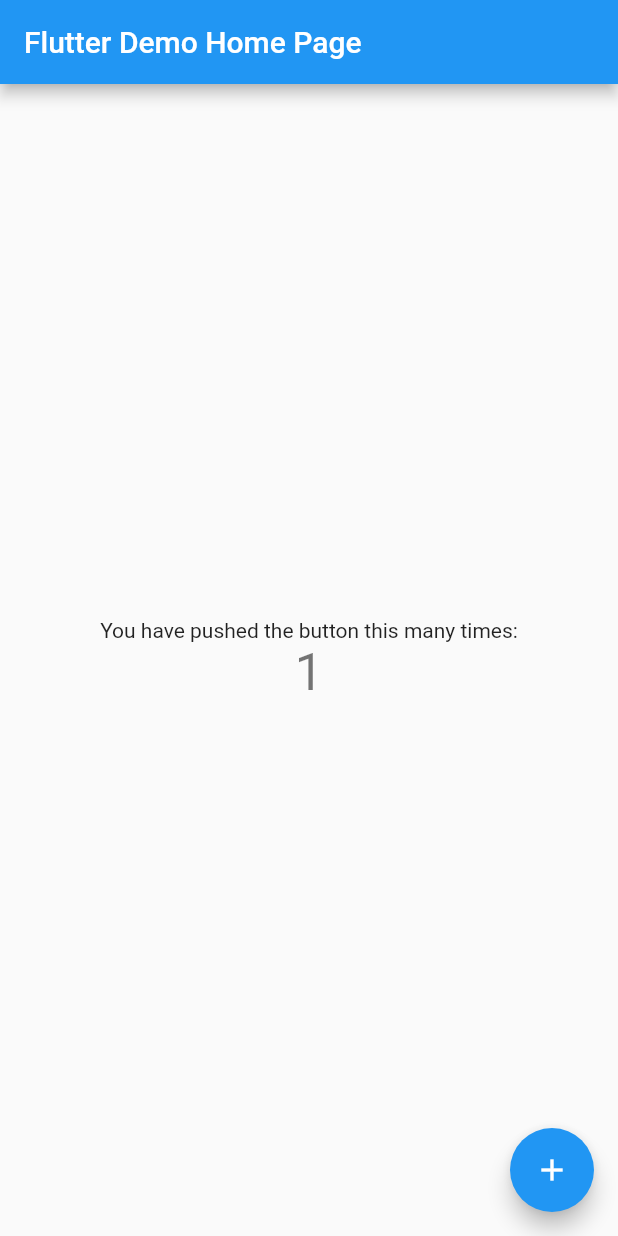
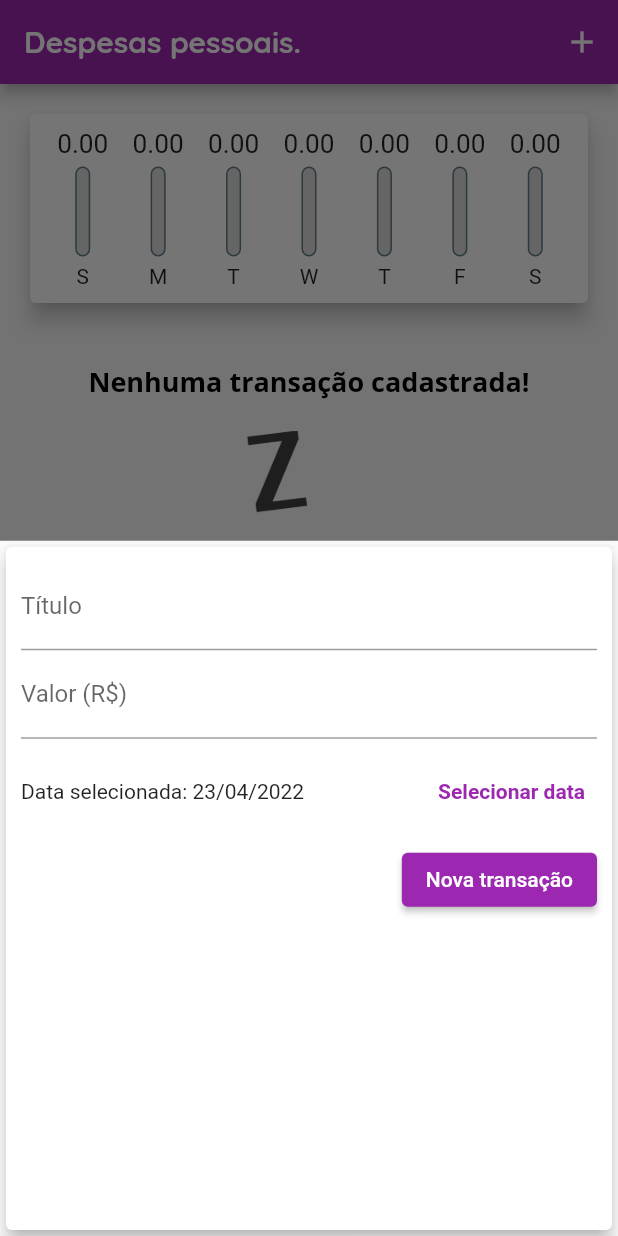
Before and after one commit to PabloVKF/flutter-despesas-pessoais, a Flutter app: the screen it shows after launch, after a tap on the "add" icon, on a phone screen of 412 x 824 dp. Run offline on Flutter 3.47's test engine with Material 2 defaults, Android fonts, the phone set to English and light mode, and no system bars.

Commit message:
Primeira versão.

```diff
--- /dev/null
+++ b/lib/components/chart.dart
@@ -0,0 +1,66 @@
+import 'package:expenses/components/chart_bar.dart';
+import 'package:flutter/material.dart';
+import 'package:intl/intl.dart';
+
+import 'package:expenses/model/transaction.dart';
+
+class Chart extends StatelessWidget {
+  final List<Transaction> recentTransactions;
+
+  Chart(this.recentTransactions);
+
+  List<Map<String, Object>> get groupedTransactions {
+    return List.generate(7, (index) {
+      final weekDay = DateTime.now().subtract(
+        Duration(days: index),
+      );
+
+      double totalSum = 0.0;
+      for (var i = 0; i < recentTransactions.length; i++) {
+        bool sameDay = recentTransactions[i].date.day == weekDay.day;
+        bool sameMonth = recentTransactions[i].date.month == weekDay.month;
+        bool sameYear = recentTransactions[i].date.year == weekDay.year;
+        if (sameDay && sameMonth && sameYear) {
+          totalSum += recentTransactions[i].values;
+        }
+      }
+
+      return {
+        'day': DateFormat.E().format(weekDay)[0],
+        'value': totalSum,
+      };
+    }).reversed.toList();
+  }
+
+  double get _weekTotalValue {
+    return groupedTransactions.fold(0.0, (sum, tr) {
+      return sum + (tr['value'] as double);
+    });
+  }
+
+  @override
+  Widget build(BuildContext context) {
+    return Card(
+      elevation: 6,
+      margin: const EdgeInsets.all(20),
+      child: Padding(
+        padding: const EdgeInsets.all(10.0),
+        child: Row(
+          mainAxisAlignment: MainAxisAlignment.spaceAround,
+          children: groupedTransactions.map((tr) {
+            return Flexible(
+              fit: FlexFit.tight,
+              child: ChartBar(
+                label: tr['day'].toString(),
+                value: tr['value'] as double,
+                percentage: _weekTotalValue == 0
+                    ? 0.0
+                    : (tr['value'] as double) / _weekTotalValue,
+              ),
+            );
+          }).toList(),
+        ),
+      ),
+    );
+  }
+}
--- /dev/null
+++ b/lib/components/chart_bar.dart
@@ -0,0 +1,58 @@
+import 'package:flutter/material.dart';
+
+class ChartBar extends StatelessWidget {
+  final String label;
+  final double value;
+  final double percentage;
+
+  ChartBar({
+    required this.label,
+    required this.value,
+    required this.percentage,
+  });
+
+  @override
+  Widget build(BuildContext context) {
+    return Column(
+      children: [
+        Container(
+          height: 20,
+          child: FittedBox(
+              child: Text('${value.toStringAsFixed(2)}')
+          ),
+        ),
+        SizedBox(height: 5),
+        Container(
+          height: 60,
+          width: 10,
+          child: Stack(
+            alignment: Alignment.bottomCenter,
+            children: [
+              Container(
+                decoration: BoxDecoration(
+                  border: Border.all(
+                    color: Colors.blueGrey,
+                    width: 1.0,
+                  ),
+                  color: Color.fromRGBO(220, 220, 220, 1),
+                  borderRadius: BorderRadius.circular(5)
+                ),
+              ),
+              FractionallySizedBox(
+                heightFactor: percentage,
+                child: Container(
+                  decoration: BoxDecoration(
+                      color: Theme.of(context).colorScheme.primary,
+                      borderRadius: BorderRadius.circular(5)
+                  ),
+                ),
+              )
+            ],
+          ),
+        ),
+        SizedBox(height: 5),
+        Text(label)
+      ],
+    );
+  }
+}
--- /dev/null
+++ b/lib/components/transaction_form.dart
@@ -0,0 +1,104 @@
+import 'package:flutter/material.dart';
+import 'package:intl/intl.dart';
+
+class TransactionForm extends StatefulWidget {
+  final void Function(String, double, DateTime) onSubmit;
+
+  TransactionForm(this.onSubmit);
+
+  @override
+  State<TransactionForm> createState() => _TransactionFormState();
+}
+
+class _TransactionFormState extends State<TransactionForm> {
+  final _titleController = TextEditingController();
+  final _valueController = TextEditingController();
+  DateTime _selectedDate = DateTime.now();
+
+  _submitForm() {
+    final title = _titleController.text;
+    final value = double.tryParse(_valueController.text) ?? 0.0;
+
+    if (title.isEmpty || value <= 0 || _selectedDate == null) {
+      return;
+    }
+    widget.onSubmit(title, value, _selectedDate);
+  }
+
+  _showDatePicker() {
+    showDatePicker(
+      context: context,
+      initialDate: DateTime.now(),
+      firstDate: DateTime(2022),
+      lastDate: DateTime.now(),
+    ).then((pickedDate) {
+      if (pickedDate == null) {
+        return;
+      }
+      setState(() {
+        _selectedDate = pickedDate;
+      });
+    });
+    print('Executado!!!');
+  }
+
+  @override
+  Widget build(BuildContext context) {
+    return Card(
+      elevation: 5,
+      child: Padding(
+        padding: const EdgeInsets.all(10),
+        child: Column(
+          children: <Widget>[
+            TextField(
+              controller: _titleController,
+              onSubmitted: (_) => _submitForm(),
+              decoration: const InputDecoration(
+                labelText: 'Título',
+              ),
+            ),
+            TextField(
+              controller: _valueController,
+              keyboardType:
+                  const TextInputType.numberWithOptions(decimal: true),
+              onSubmitted: (_) => _submitForm(),
+              decoration: const InputDecoration(
+                labelText: 'Valor (R\$)',
+              ),
+            ),
+            Container(
+              height: 70,
+              child: Row(
+                children: [
+                  Expanded(
+                    child: Text(
+                      _selectedDate == null
+                          ? 'Nenhuma data selecionada!'
+                          : 'Data selecionada: ${DateFormat('dd/MM/y').format(_selectedDate)}',
+                    ),
+                  ),
+                  TextButton(
+                    onPressed: _showDatePicker,
+                    child: const Text(
+                      'Selecionar data',
+                      style: TextStyle(fontWeight: FontWeight.bold),
+                    ),
+                  ),
+                ],
+              ),
+            ),
+            Row(
+              mainAxisAlignment: MainAxisAlignment.end,
+              children: <Widget>[
+                ElevatedButton(
+                  onPressed: _submitForm,
+                  child: const Text('Nova transação'),
+                ),
+              ],
+            )
+          ],
+        ),
+      ),
+    );
+  }
+}
--- /dev/null
+++ b/lib/components/transaction_list.dart
@@ -0,0 +1,73 @@
+import 'package:flutter/material.dart';
+import 'package:expenses/model/transaction.dart';
+import 'package:intl/intl.dart';
+
+class TransactionList extends StatelessWidget {
+  final List<Transaction> transactions;
+  final void Function(String) onRemove;
+
+  TransactionList(this.transactions, this.onRemove);
+
+  @override
+  Widget build(BuildContext context) {
+    return Container(
+      height: 430,
+      child: transactions.isEmpty
+          ? Column(
+              children: [
+                Padding(
+                  padding: const EdgeInsets.fromLTRB(0, 20, 0, 20),
+                  child: Text(
+                    'Nenhuma transação cadastrada!',
+                    style: Theme.of(context).textTheme.headline6,
+                  ),
+                ),
+                Container(
+                  height: 200,
+                  child: Image.asset(
+                    'assets/images/waiting.png',
+                    fit: BoxFit.cover,
+                  ),
+                ),
+              ],
+            )
+          : ListView.builder(
+              itemCount: transactions.length,
+              itemBuilder: (ctx, index) {
+                final tr = transactions[index];
+                return Card(
+                  elevation: 5,
+                  margin: const EdgeInsets.symmetric(
+                    vertical: 8,
+                    horizontal: 5,
+                  ),
+                  child: ListTile(
+                    leading: CircleAvatar(
+                      radius: 30,
+                      backgroundColor: Theme.of(context).colorScheme.primary,
+                      child: Padding(
+                        padding: const EdgeInsets.all(6.0),
+                        child: FittedBox(
+                            child: Text('R\$${tr.values.toStringAsFixed(2)}'),
+                        ),
+                      ),
+                    ),
+                    title: Text(
+                      tr.title,
+                      style: Theme.of(context).textTheme.headline6,
+                    ),
+                    subtitle: Text(
+                      DateFormat('d MMM y').format(tr.date),
+                    ),
+                    trailing: IconButton(
+                      icon: const Icon(Icons.delete),
+                      color: Theme.of(context).errorColor,
+                      onPressed: () => onRemove(tr.id),
+                    ),
+                  ),
+                );
+              },
+            ),
+    );
+  }
+}
--- a/lib/main.dart
+++ b/lib/main.dart
@@ -1,115 +1,121 @@
+import 'dart:math';
 import 'package:flutter/material.dart';
 
-void main() {
-  runApp(const MyApp());
+import 'package:expenses/components/chart.dart';
+import 'model/transaction.dart';
+import 'components/transaction_form.dart';
+import 'components/transaction_list.dart';
+
+main() {
+  runApp(ExpensesApp());
 }
 
-class MyApp extends StatelessWidget {
-  const MyApp({Key? key}) : super(key: key);
-
-  // This widget is the root of your application.
+class ExpensesApp extends StatelessWidget {
   @override
   Widget build(BuildContext context) {
+    final ThemeData myTheme = ThemeData();
     return MaterialApp(
-      title: 'Flutter Demo',
-      theme: ThemeData(
-        // This is the theme of your application.
-        //
-        // Try running your application with "flutter run". You'll see the
-        // application has a blue toolbar. Then, without quitting the app, try
-        // changing the primarySwatch below to Colors.green and then invoke
-        // "hot reload" (press "r" in the console where you ran "flutter run",
-        // or simply save your changes to "hot reload" in a Flutter IDE).
-        // Notice that the counter didn't reset back to zero; the application
-        // is not restarted.
-        primarySwatch: Colors.blue,
+      home: MyHomePage(),
+      theme: myTheme.copyWith(
+        colorScheme: myTheme.colorScheme.copyWith(
+          primary: Colors.purple,
+          secondary: Colors.amber,
+        ),
+        textTheme: ThemeData.light().textTheme.copyWith(
+          headline6: const TextStyle(
+            fontFamily: 'OpenSans',
+            fontSize: 18,
+            fontWeight: FontWeight.bold,
+            color: Colors.black,
+          ),
+        ),
+        appBarTheme: const AppBarTheme(
+          titleTextStyle: TextStyle(
+            fontFamily: 'OpenSans',
+            fontSize: 20,
+            fontWeight: FontWeight.bold,
+          ),
+        ),
       ),
-      home: const MyHomePage(title: 'Flutter Demo Home Page'),
     );
   }
 }
 
 class MyHomePage extends StatefulWidget {
-  const MyHomePage({Key? key, required this.title}) : super(key: key);
-
-  // This widget is the home page of your application. It is stateful, meaning
-  // that it has a State object (defined below) that contains fields that affect
-  // how it looks.
-
-  // This class is the configuration for the state. It holds the values (in this
-  // case the title) provided by the parent (in this case the App widget) and
-  // used by the build method of the State. Fields in a Widget subclass are
-  // always marked "final".
-
-  final String title;
-
   @override
   State<MyHomePage> createState() => _MyHomePageState();
 }
 
 class _MyHomePageState extends State<MyHomePage> {
-  int _counter = 0;
+  final List<Transaction> _transactions = [];
 
-  void _incrementCounter() {
+  List<Transaction> get _recentTransactions {
+    return _transactions.where((tr) {
+      return tr.date.isAfter(DateTime.now().subtract(
+          const Duration(days: 7)
+      ));
+    }).toList();
+  }
+
+  _addTransaction(String title, double value, DateTime date) {
+    final newTransaction = Transaction(
+      id: Random().nextDouble().toString(),
+      title: title,
+      values: value,
+      date: date,
+    );
+
     setState(() {
-      // This call to setState tells the Flutter framework that something has
-      // changed in this State, which causes it to rerun the build method below
-      // so that the display can reflect the updated values. If we changed
-      // _counter without calling setState(), then the build method would not be
-      // called again, and so nothing would appear to happen.
-      _counter++;
+      _transactions.add(newTransaction);
     });
+
+    Navigator.of(context).pop();
+  }
+
+  _removeTransaction(String id) {
+    setState(() {
+      _transactions.removeWhere((tr) => tr.id == id);
+    });
+  }
+
+  _openTransactionFormModal(BuildContext context) {
+    showModalBottomSheet(
+      context: context,
+      builder: (_) {
+        return TransactionForm(_addTransaction);
+      },
+    );
   }
 
   @override
   Widget build(BuildContext context) {
-    // This method is rerun every time setState is called, for instance as done
-    // by the _incrementCounter method above.
-    //
-    // The Flutter framework has been optimized to make rerunning build methods
-    // fast, so that you can just rebuild anything that needs updating rather
-    // than having to individually change instances of widgets.
     return Scaffold(
       appBar: AppBar(
-        // Here we take the value from the MyHomePage object that was created by
-        // the App.build method, and use it to set our appbar title.
-        title: Text(widget.title),
+        actions: [
+          IconButton(
+            icon: const Icon(Icons.add),
+            onPressed: () => _openTransactionFormModal(context),
+          )
+        ],
+        title: const Text(
+          'Despesas pessoais.',
+          style: TextStyle(fontFamily: 'Quicksand'),
+        ),
       ),
-      body: Center(
-        // Center is a layout widget. It takes a single child and positions it
-        // in the middle of the parent.
+      body: SingleChildScrollView(
         child: Column(
-          // Column is also a layout widget. It takes a list of children and
-          // arranges them vertically. By default, it sizes itself to fit its
-          // children horizontally, and tries to be as tall as its parent.
-          //
-          // Invoke "debug painting" (press "p" in the console, choose the
-          // "Toggle Debug Paint" action from the Flutter Inspector in Android
-          // Studio, or the "Toggle Debug Paint" command in Visual Studio Code)
-          // to see the wireframe for each widget.
-          //
-          // Column has various properties to control how it sizes itself and
-          // how it positions its children. Here we use mainAxisAlignment to
-          // center the children vertically; the main axis here is the vertical
-          // axis because Columns are vertical (the cross axis would be
-          // horizontal).
-          mainAxisAlignment: MainAxisAlignment.center,
-          children: <Widget>[
-            const Text(
-              'You have pushed the button this many times:',
-            ),
-            Text(
-              '$_counter',
-              style: Theme.of(context).textTheme.headline4,
-            ),
+          crossAxisAlignment: CrossAxisAlignment.stretch,
+          children: [
+            Chart(_recentTransactions),
+            TransactionList(_transactions, _removeTransaction),
           ],
         ),
       ),
       floatingActionButton: FloatingActionButton(
-        onPressed: _incrementCounter,
-        tooltip: 'Increment',
         child: const Icon(Icons.add),
-      ), // This trailing comma makes auto-formatting nicer for build methods.
+        onPressed: () => _openTransactionFormModal(context),
+      ),
+      floatingActionButtonLocation: FloatingActionButtonLocation.centerFloat,
     );
   }
 }
--- /dev/null
+++ b/lib/model/transaction.dart
@@ -0,0 +1,13 @@
+class Transaction {
+  final String id;
+  final String title;
+  final double values;
+  final DateTime date;
+
+  Transaction({
+    required this.id,
+    required this.title,
+    required this.values,
+    required this.date,
+  });
+}
```
Also changed, not shown: pubspec.yaml (+14 -8 lines), assets/fonts/OpenSans-Bold.ttf (added), assets/fonts/OpenSans-Regular.ttf (added), assets/fonts/Quicksand-Bold.ttf (added), assets/fonts/Quicksand-Light.ttf (added), assets/fonts/Quicksand-Medium.ttf (added), assets/fonts/Quicksand-Regular.ttf (added), assets/images/waiting.png (added), pubspec.lock.
